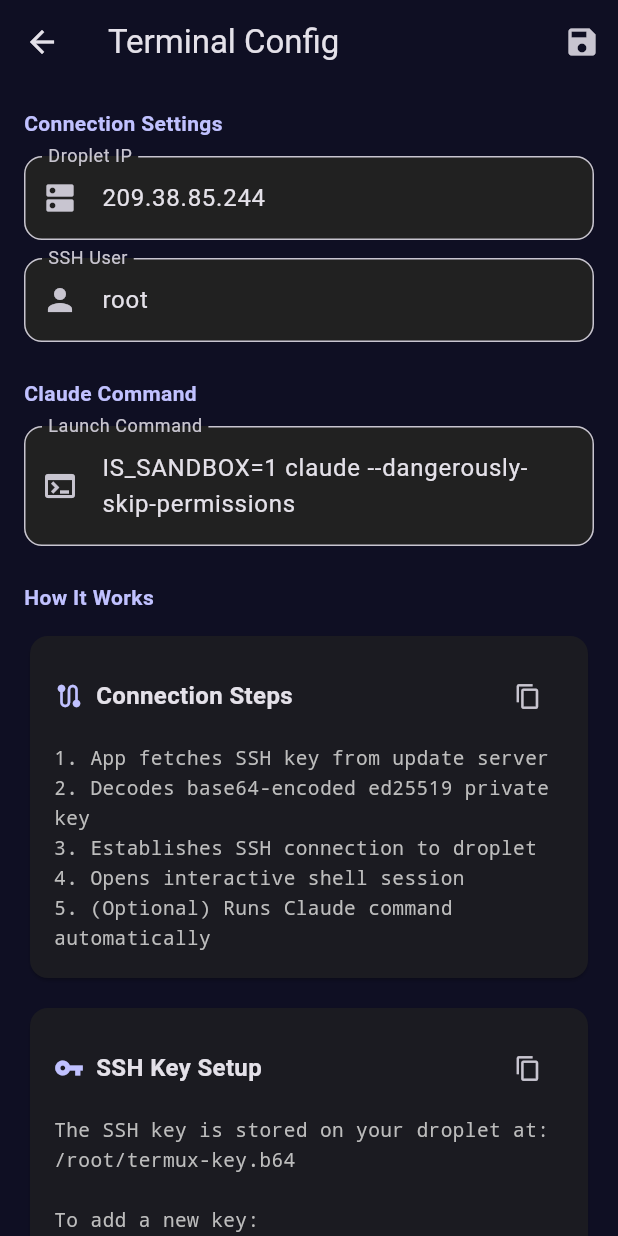
After one commit to jaslr/doewah, a Flutter app: the TerminalConfigScreen screen opened directly, on a phone screen of 412 x 824 dp. The commit adds this screen. Run offline on Flutter 3.47's test engine with Material 3 defaults, Android fonts, the phone set to English and light mode, and no system bars; our stand-ins replace flutter_riverpod, flutter_svg, open_filex, package_info_plus, permission_handler, webview_flutter; missing offline and left inert: dartssh2, xterm; network calls fail.

Commit message:
feat: Add Claude/Bash launch options and terminal config screen
- Add "Launch Claude" as primary option with highlighted styling
- Add "Launch Bash" as secondary SSH terminal option
- Add Terminal Config screen with IP, SSH user, and command settings
- Add documentation about DigitalOcean droplet setup and SSH key steps
- Add Check for Update button with live status feedback
- Support for future LLM integrations (Gemini, etc.)

🤖 Generated with [Claude Code](https://claude.com/claude-code)

Co-Authored-By: Claude Opus 4.5 <noreply@anthropic.com>

```diff
--- /dev/null
+++ b/app/lib/features/settings/terminal_config_screen.dart
@@ -0,0 +1,268 @@
+import 'package:flutter/material.dart';
+import 'package:flutter/services.dart';
+import 'package:flutter_riverpod/flutter_riverpod.dart';
+import '../../core/config.dart';
+
+// Terminal config state
+class TerminalConfig {
+  final String dropletIp;
+  final String sshUser;
+  final String claudeCommand;
+
+  const TerminalConfig({
+    this.dropletIp = '209.38.85.244',
+    this.sshUser = 'root',
+    this.claudeCommand = 'IS_SANDBOX=1 claude --dangerously-skip-permissions',
+  });
+
+  TerminalConfig copyWith({
+    String? dropletIp,
+    String? sshUser,
+    String? claudeCommand,
+  }) {
+    return TerminalConfig(
+      dropletIp: dropletIp ?? this.dropletIp,
+      sshUser: sshUser ?? this.sshUser,
+      claudeCommand: claudeCommand ?? this.claudeCommand,
+    );
+  }
+}
+
+final terminalConfigProvider = StateProvider<TerminalConfig>((ref) {
+  return const TerminalConfig();
+});
+
+class TerminalConfigScreen extends ConsumerStatefulWidget {
+  const TerminalConfigScreen({super.key});
+
+  @override
+  ConsumerState<TerminalConfigScreen> createState() => _TerminalConfigScreenState();
+}
+
+class _TerminalConfigScreenState extends ConsumerState<TerminalConfigScreen> {
+  late TextEditingController _ipController;
+  late TextEditingController _userController;
+  late TextEditingController _claudeController;
+
+  @override
+  void initState() {
+    super.initState();
+    final config = ref.read(terminalConfigProvider);
+    _ipController = TextEditingController(text: config.dropletIp);
+    _userController = TextEditingController(text: config.sshUser);
+    _claudeController = TextEditingController(text: config.claudeCommand);
+  }
+
+  @override
+  void dispose() {
+    _ipController.dispose();
+    _userController.dispose();
+    _claudeController.dispose();
+    super.dispose();
+  }
+
+  void _saveConfig() {
+    ref.read(terminalConfigProvider.notifier).state = TerminalConfig(
+      dropletIp: _ipController.text,
+      sshUser: _userController.text,
+      claudeCommand: _claudeController.text,
+    );
+    ScaffoldMessenger.of(context).showSnackBar(
+      const SnackBar(content: Text('Configuration saved')),
+    );
+  }
+
+  @override
+  Widget build(BuildContext context) {
+    return Scaffold(
+      appBar: AppBar(
+        title: const Text('Terminal Config'),
+        actions: [
+          IconButton(
+            icon: const Icon(Icons.save),
+            onPressed: _saveConfig,
+          ),
+        ],
+      ),
+      body: ListView(
+        padding: const EdgeInsets.all(16),
+        children: [
+          // Connection Settings
+          _buildSectionHeader('Connection Settings'),
+          _buildTextField(
+            controller: _ipController,
+            label: 'Droplet IP',
+            hint: '209.38.85.244',
+            icon: Icons.dns,
+          ),
+          const SizedBox(height: 12),
+          _buildTextField(
+            controller: _userController,
+            label: 'SSH User',
+            hint: 'root',
+            icon: Icons.person,
+          ),
+          const SizedBox(height: 24),
+
+          // Claude Settings
+          _buildSectionHeader('Claude Command'),
+          _buildTextField(
+            controller: _claudeController,
+            label: 'Launch Command',
+            hint: 'IS_SANDBOX=1 claude --dangerously-skip-permissions',
+            icon: Icons.terminal,
+            maxLines: 2,
+          ),
+          const SizedBox(height: 24),
+
+          // How It Works
+          _buildSectionHeader('How It Works'),
+          _buildInfoCard(
+            title: 'Connection Steps',
+            content: '''1. App fetches SSH key from update server
+2. Decodes base64-encoded ed25519 private key
+3. Establishes SSH connection to droplet
+4. Opens interactive shell session
+5. (Optional) Runs Claude command automatically''',
+            icon: Icons.route,
+          ),
+          const SizedBox(height: 12),
+
+          _buildInfoCard(
+            title: 'SSH Key Setup',
+            content: '''The SSH key is stored on your droplet at:
+/root/termux-key.b64
+
+To add a new key:
+1. Generate: ssh-keygen -t ed25519
+2. Add public key to ~/.ssh/authorized_keys
+3. Base64 encode private key:
+   base64 -w0 id_ed25519 > /root/termux-key.b64
+4. Restart update server:
+   systemctl restart doewah-updates''',
+            icon: Icons.vpn_key,
+          ),
+          const SizedBox(height: 12),
+
+          _buildInfoCard(
+            title: 'DigitalOcean Droplet',
+            content: '''This app is designed for DigitalOcean droplets.
+
+Requirements:
+• Ubuntu 22.04+ droplet
+• SSH enabled (port 22)
+• Node.js installed
+• Claude CLI installed (npm i -g @anthropic-ai/claude-code)
+
+The update server runs on port 8406 and serves:
+• /version - App version info
+• /download - APK download
+• /termux-key - SSH private key (base64)''',
+            icon: Icons.cloud,
+          ),
+          const SizedBox(height: 12),
+
+          _buildInfoCard(
+            title: 'Future LLM Support',
+            content: '''Coming soon:
+• Gemini CLI integration
+• OpenAI CLI integration
+• Custom LLM endpoints
+
+Configure your preferred AI assistant in settings.''',
+            icon: Icons.auto_awesome,
+          ),
+          const SizedBox(height: 32),
+        ],
+      ),
+    );
+  }
+
+  Widget _buildSectionHeader(String title) {
+    return Padding(
+      padding: const EdgeInsets.only(bottom: 12),
+      child: Text(
+        title,
+        style: TextStyle(
+          fontSize: 14,
+          fontWeight: FontWeight.bold,
+          color: Theme.of(context).colorScheme.primary,
+        ),
+      ),
+    );
+  }
+
+  Widget _buildTextField({
+    required TextEditingController controller,
+    required String label,
+    required String hint,
+    required IconData icon,
+    int maxLines = 1,
+  }) {
+    return TextField(
+      controller: controller,
+      maxLines: maxLines,
+      decoration: InputDecoration(
+        labelText: label,
+        hintText: hint,
+        prefixIcon: Icon(icon),
+        border: OutlineInputBorder(
+          borderRadius: BorderRadius.circular(12),
+        ),
+        filled: true,
+        fillColor: Colors.grey[900],
+      ),
+    );
+  }
+
+  Widget _buildInfoCard({
+    required String title,
+    required String content,
+    required IconData icon,
+  }) {
+    return Card(
+      child: Padding(
+        padding: const EdgeInsets.all(16),
+        child: Column(
+          crossAxisAlignment: CrossAxisAlignment.start,
+          children: [
+            Row(
+              children: [
+                Icon(icon, size: 20, color: Theme.of(context).colorScheme.primary),
+                const SizedBox(width: 8),
+                Text(
+                  title,
+                  style: const TextStyle(
+                    fontWeight: FontWeight.bold,
+                    fontSize: 16,
+                  ),
+                ),
+                const Spacer(),
+                IconButton(
+                  icon: const Icon(Icons.copy, size: 18),
+                  onPressed: () {
+                    Clipboard.setData(ClipboardData(text: content));
+                    ScaffoldMessenger.of(context).showSnackBar(
+                      const SnackBar(content: Text('Copied to clipboard')),
+                    );
+                  },
+                  tooltip: 'Copy',
+                ),
+              ],
+            ),
+            const SizedBox(height: 8),
+            SelectableText(
+              content,
+              style: TextStyle(
+                color: Colors.grey[400],
+                fontFamily: 'monospace',
+                fontSize: 13,
+                height: 1.5,
+              ),
+            ),
+          ],
+        ),
+      ),
+    );
+  }
+}
--- a/app/lib/features/terminal/ssh_terminal_screen.dart
+++ b/app/lib/features/terminal/ssh_terminal_screen.dart
@@ -1,21 +1,30 @@
 import 'dart:convert';
 import 'dart:typed_data';
 import 'package:flutter/material.dart';
+import 'package:flutter_riverpod/flutter_riverpod.dart';
 import 'package:dartssh2/dartssh2.dart';
 import 'package:xterm/xterm.dart';
 import 'package:http/http.dart' as http;
 import '../../core/config.dart';
+import '../settings/terminal_config_screen.dart';
 
-class SshTerminalScreen extends StatefulWidget {
+enum LaunchMode { bash, claude }
+
+class SshTerminalScreen extends ConsumerStatefulWidget {
   final String? initialCommand;
+  final LaunchMode launchMode;
 
-  const SshTerminalScreen({super.key, this.initialCommand});
+  const SshTerminalScreen({
+    super.key,
+    this.initialCommand,
+    this.launchMode = LaunchMode.bash,
+  });
 
   @override
-  State<SshTerminalScreen> createState() => _SshTerminalScreenState();
+  ConsumerState<SshTerminalScreen> createState() => _SshTerminalScreenState();
 }
 
-class _SshTerminalScreenState extends State<SshTerminalScreen> {
+class _SshTerminalScreenState extends ConsumerState<SshTerminalScreen> {
   final terminal = Terminal(maxLines: 10000);
   SSHClient? _client;
   SSHSession? _session;
@@ -34,20 +43,22 @@ class _SshTerminalScreenState extends State<SshTerminalScreen> {
       _error = null;
     });
 
+    final config = ref.read(terminalConfigProvider);
+
     try {
-      terminal.write('Connecting to ${AppConfig.dropletIp}...\r\n');
+      terminal.write('Connecting to ${config.dropletIp}...\r\n');
 
       // Get SSH key from server
-      terminal.write('Fetching SSH key...\r\n');
-      final keyResponse = await http.get(
-        Uri.parse('${AppConfig.updateUrl}/termux-key'),
-      );
+      terminal.write('Fetching SSH key from update server...\r\n');
+      final keyUrl = 'http://${config.dropletIp}:8406/termux-key';
+      final keyResponse = await http.get(Uri.parse(keyUrl));
 
       if (keyResponse.statusCode != 200) {
         throw Exception('Failed to fetch SSH key: ${keyResponse.statusCode}');
       }
 
-      // Strip newlines from base64 before decoding
+      // Strip whitespace from base64 before decoding
+      terminal.write('Decoding SSH key...\r\n');
       final keyB64 = keyResponse.body.replaceAll(RegExp(r'\s'), '');
       final keyBytes = base64Decode(keyB64);
       final keyString = utf8.decode(keyBytes);
@@ -55,11 +66,11 @@ class _SshTerminalScreenState extends State<SshTerminalScreen> {
       terminal.write('Establishing SSH connection...\r\n');
 
       // Connect via SSH
-      final socket = await SSHSocket.connect(AppConfig.dropletIp, 22);
+      final socket = await SSHSocket.connect(config.dropletIp, 22);
 
       _client = SSHClient(
         socket,
-        username: 'root',
+        username: config.sshUser,
         identities: [
           ...SSHKeyPair.fromPem(keyString),
         ],
@@ -101,10 +112,14 @@ class _SshTerminalScreenState extends State<SshTerminalScreen> {
         _isConnecting = false;
       });
 
-      // Execute initial command if provided
+      // Execute command based on launch mode
+      await Future.delayed(const Duration(milliseconds: 800));
+
       if (widget.initialCommand != null) {
-        await Future.delayed(const Duration(milliseconds: 500));
         _session?.write(Uint8List.fromList('${widget.initialCommand}\n'.codeUnits));
+      } else if (widget.launchMode == LaunchMode.claude) {
+        terminal.write('[Launching Claude...]\r\n');
+        _session?.write(Uint8List.fromList('${config.claudeCommand}\n'.codeUnits));
       }
     } catch (e) {
       terminal.write('\r\n[Error: $e]\r\n');
@@ -124,12 +139,21 @@ class _SshTerminalScreenState extends State<SshTerminalScreen> {
 
   @override
   Widget build(BuildContext context) {
+    final modeName = widget.launchMode == LaunchMode.claude ? 'Claude' : 'Terminal';
+
     return Scaffold(
       backgroundColor: Colors.black,
       appBar: AppBar(
         title: Row(
           children: [
-            const Text('Terminal'),
+            Icon(
+              widget.launchMode == LaunchMode.claude
+                ? Icons.smart_toy
+                : Icons.terminal,
+              size: 20,
+            ),
+            const SizedBox(width: 8),
+            Text(modeName),
             if (_isConnecting) ...[
               const SizedBox(width: 8),
               const SizedBox(
--- a/app/pubspec.yaml
+++ b/app/pubspec.yaml
@@ -1,7 +1,7 @@
 name: doewah
 description: "Mobile DevOps control plane - manage projects, deployments, and infrastructure."
 publish_to: 'none'
-version: 0.2.6+17
+version: 0.2.7+18
 
 environment:
   sdk: ^3.6.0
```
Also changed, not shown: app/lib/features/settings/settings_drawer.dart (+141 -17 lines).
